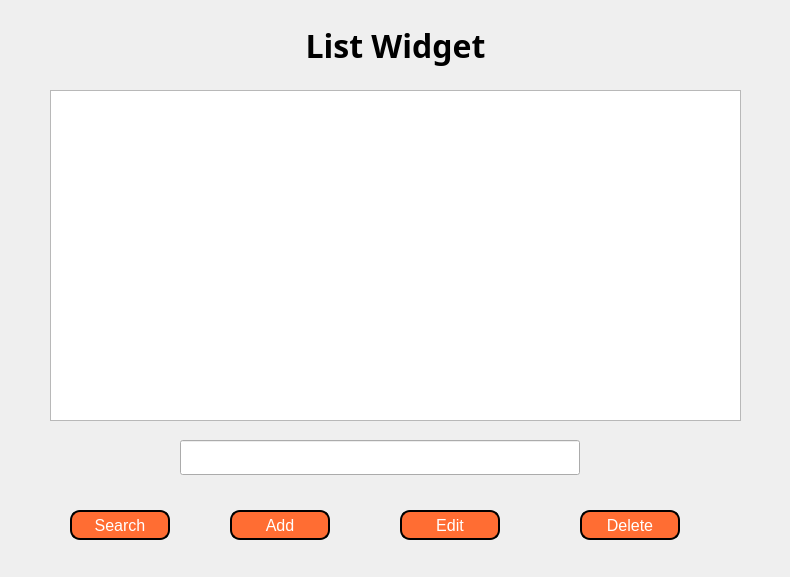
Above: Lesson8/lesson8.ui from trungsliver/MK-C4K-PTI15 before the change. Below: the same form after it.
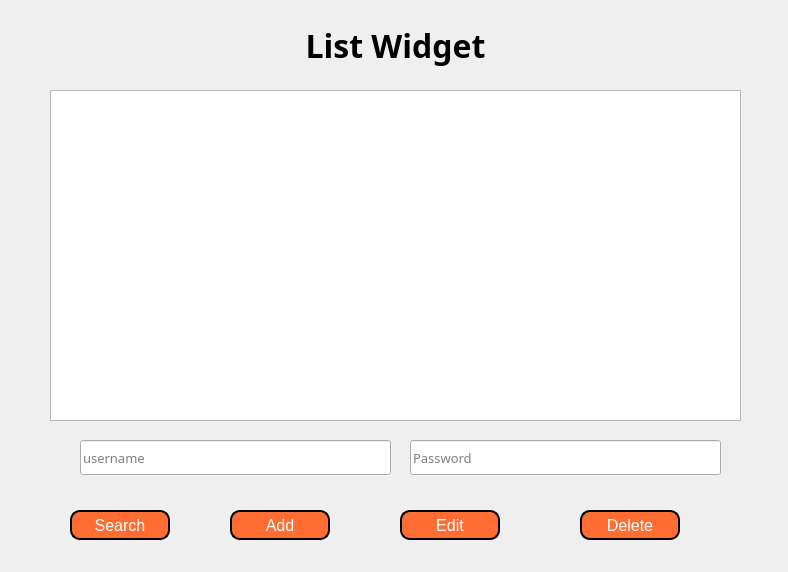
That is the form after the change.

Diff of the .ui file:
```diff
--- a/Lesson8/lesson8.ui
+++ b/Lesson8/lesson8.ui
@@ -6,8 +6,8 @@
    <rect>
     <x>0</x>
     <y>0</y>
-    <width>790</width>
-    <height>577</height>
+    <width>788</width>
+    <height>572</height>
    </rect>
   </property>
   <property name="windowTitle">
@@ -65,9 +65,9 @@
     <widget class="QLineEdit" name="lineEdit">
      <property name="geometry">
       <rect>
-       <x>180</x>
+       <x>80</x>
        <y>440</y>
-       <width>400</width>
+       <width>311</width>
        <height>35</height>
       </rect>
      </property>
@@ -77,6 +77,9 @@
        <pointsize>10</pointsize>
       </font>
      </property>
+     <property name="placeholderText">
+      <string>username</string>
+     </property>
     </widget>
     <widget class="QPushButton" name="btn_search">
      <property name="geometry">
@@ -210,6 +213,25 @@
       <string>Delete</string>
      </property>
     </widget>
+    <widget class="QLineEdit" name="lineEdit_password">
+     <property name="geometry">
+      <rect>
+       <x>410</x>
+       <y>440</y>
+       <width>311</width>
+       <height>35</height>
+      </rect>
+     </property>
+     <property name="font">
+      <font>
+       <family>Nunito Sans Normal</family>
+       <pointsize>10</pointsize>
+      </font>
+     </property>
+     <property name="placeholderText">
+      <string>Password</string>
+     </property>
+    </widget>
    </widget>
   </widget>
  </widget>
```
Left out of the diff: 2 changed lines with no effect on the pictures.
